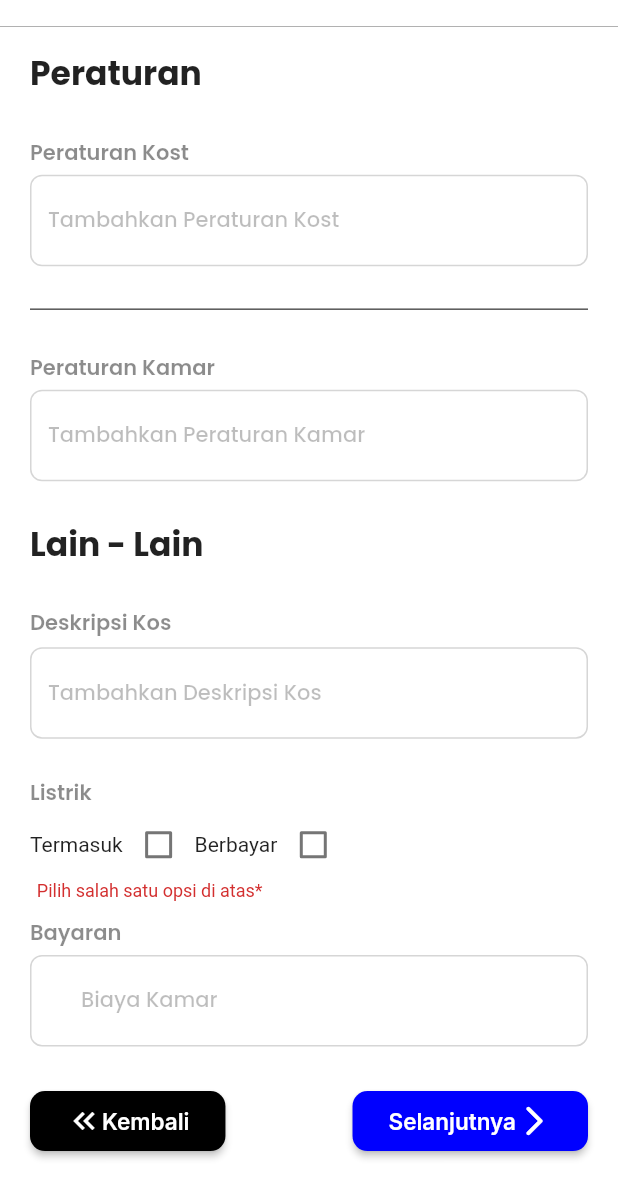
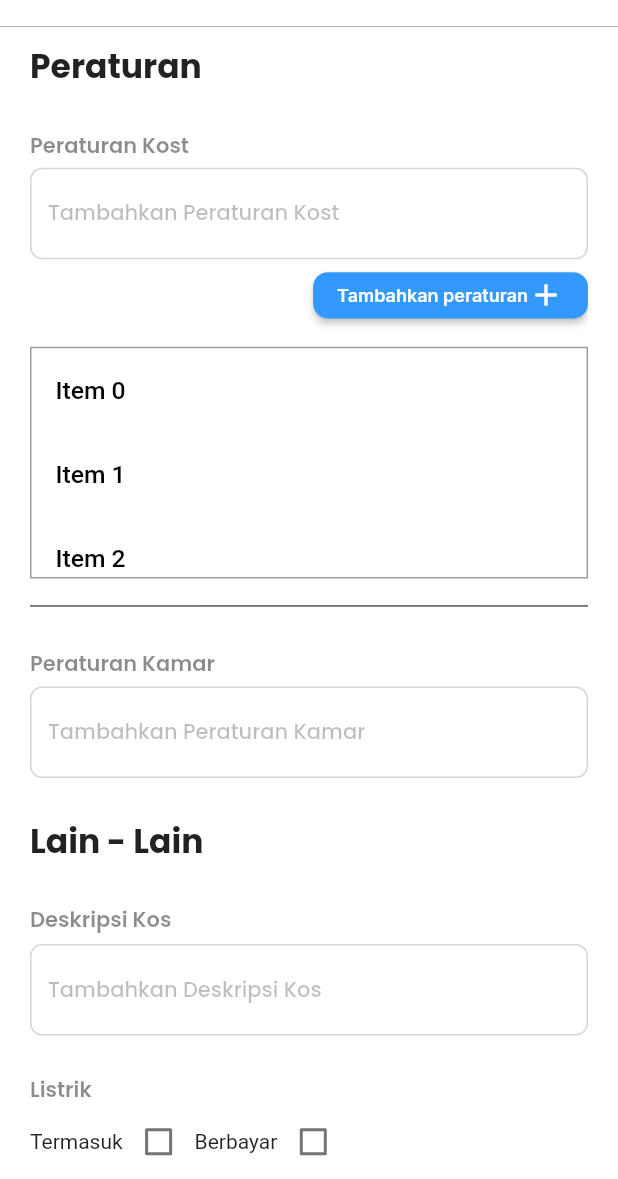
Before and after one commit to NamkuGavin/Project_TA_Anakkos, a Flutter app: the AddKostPage3 screen opened directly with empty values, on a phone screen of 412 x 824 dp, the part 57-1236 px from its top. Run offline on Flutter 3.47's test engine with Material 2 defaults, Android fonts, the phone set to English and light mode, and no system bars; our stand-ins replace anim_search_bar, carousel_slider, cloud_firestore, currency_text_input_formatter, curved_labeled_navigation_bar, custom_radio_grouped_button and 24 more; missing offline and left inert: cupertino_stepper, flutter_form_bloc; accounts and stored records are empty.

Commit message:
feat: [GA] API User Seller continue part 11

```diff
--- a/lib/api_url_config/server_config.dart
+++ b/lib/api_url_config/server_config.dart
@@ -28,4 +28,6 @@ class ServerConfig {
   static String uploadImageKost = "/create-cover";
   static String updateImageKost = "/add-cover";
   static String updateAvgRating = "/update-avg-rating";
+  static String addKostRule = "/create-kost-rules";
+  static String addRoomRule = "/create-room-rules";
 }
--- a/lib/ui-Seller/addkost_seller3.dart
+++ b/lib/ui-Seller/addkost_seller3.dart
@@ -58,6 +58,8 @@ class _AddKostPage3State extends State<AddKostPage3> {
   final _formKey = GlobalKey<FormState>();
   bool _isLoad = false;
   String? kost_id;
+  List<String> roomRule_list = [];
+  List<String> kostRule_list = [];
 
   Future createKost() async {
     SharedPreferences pref = await SharedPreferences.getInstance();
@@ -194,7 +196,46 @@ class _AddKostPage3State extends State<AddKostPage3> {
                                       color: ColorValues.primaryBlue),
                                   borderRadius: BorderRadius.circular(8))),
                         ),
-                        SizedBox(height: 20.h),
+                        Align(
+                          alignment: Alignment.bottomRight,
+                          child: ElevatedButton(
+                              style: ElevatedButton.styleFrom(
+                                backgroundColor: ColorValues.primaryBlue,
+                                foregroundColor: Colors.white,
+                                minimumSize: Size(20.w, 30.h),
+                                shape: RoundedRectangleBorder(
+                                    borderRadius: BorderRadius.circular(10)),
+                              ),
+                              onPressed: () {},
+                              child: Row(
+                                mainAxisSize: MainAxisSize.min,
+                                children: [
+                                  Text('Tambahkan peraturan',
+                                      style: GoogleFonts.inter(fontSize: 12)),
+                                  Icon(Icons.add)
+                                ],
+                              )),
+                        ),
+                        SizedBox(height: 10.h),
+                        Container(
+                          height: 150.h,
+                          decoration: BoxDecoration(
+                            border: Border.all(
+                              color: Colors.grey,
+                              width: 1.0,
+                            ),
+                          ),
+                          child: ListView.builder(
+                            shrinkWrap: true,
+                            itemCount: 10, // jumlah item pada ListView
+                            itemBuilder: (BuildContext context, int index) {
+                              return ListTile(
+                                title: Text('Item $index'),
+                              );
+                            },
+                          ),
+                        ),
+                        SizedBox(height: 10.h),
                         Divider(color: Colors.black),
                         SizedBox(height: 20.h),
                         Text('Peraturan Kamar',
```
Also changed, not shown: lib/api_url_config/api_config.dart (+62 -0 lines), lib/ui-Seller/addkost_seller1.dart (+20 -1 lines), lib/ui-Seller/login_seller.dart (+22 -4 lines).
